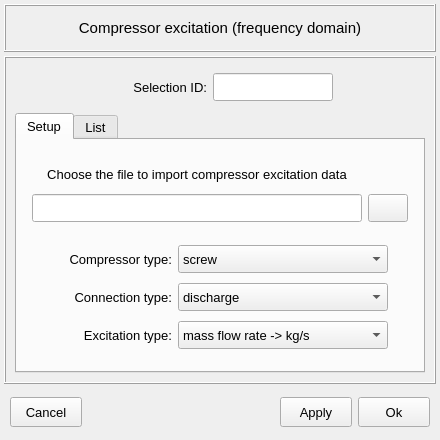
MOPT-UFSC/VIBRA, file vibra/interface/data/ui_files/model/acoustic/excitations/compressor_excitation_spectrum_inputs.ui: the form before one commit.
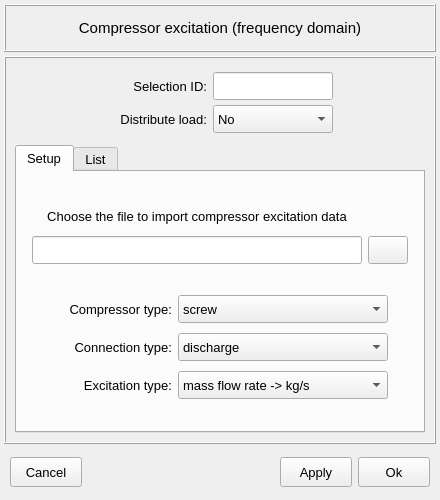
The form after the commit. Icons and pictures are not drawn.

Commit message: Implement the distributed option for compressor excitation spectrum

What changed in the file:
```diff
--- a/vibra/interface/data/ui_files/model/acoustic/excitations/compressor_excitation_spectrum_inputs.ui
+++ b/vibra/interface/data/ui_files/model/acoustic/excitations/compressor_excitation_spectrum_inputs.ui
@@ -10,7 +10,7 @@
     <x>0</x>
     <y>0</y>
     <width>440</width>
-    <height>440</height>
+    <height>500</height>
    </rect>
   </property>
   <property name="sizePolicy">
@@ -28,7 +28,7 @@
   <property name="maximumSize">
    <size>
     <width>440</width>
-    <height>440</height>
+    <height>500</height>
    </size>
   </property>
   <property name="font">
@@ -136,13 +136,13 @@
         <property name="minimumSize">
          <size>
           <width>360</width>
-          <height>40</height>
+          <height>72</height>
          </size>
         </property>
         <property name="maximumSize">
          <size>
           <width>16777215</width>
-          <height>40</height>
+          <height>72</height>
          </size>
         </property>
         <property name="frameShape">
@@ -259,6 +259,68 @@
            </property>
           </spacer>
          </item>
+         <item row="1" column="1">
+          <widget class="QLabel" name="label_3">
+           <property name="minimumSize">
+            <size>
+             <width>100</width>
+             <height>28</height>
+            </size>
+           </property>
+           <property name="maximumSize">
+            <size>
+             <width>100</width>
+             <height>28</height>
+            </size>
+           </property>
+           <property name="font">
+            <font>
+             <family>MS Shell Dlg 2</family>
+             <pointsize>10</pointsize>
+             <italic>false</italic>
+             <bold>false</bold>
+            </font>
+           </property>
+           <property name="text">
+            <string>Distribute load:</string>
+           </property>
+           <property name="alignment">
+            <set>Qt::AlignmentFlag::AlignRight|Qt::AlignmentFlag::AlignTrailing|Qt::AlignmentFlag::AlignVCenter</set>
+           </property>
+          </widget>
+         </item>
+         <item row="1" column="2">
+          <widget class="QComboBox" name="comboBox_distribute_load">
+           <property name="minimumSize">
+            <size>
+             <width>120</width>
+             <height>28</height>
+            </size>
+           </property>
+           <property name="maximumSize">
+            <size>
+             <width>120</width>
+             <height>28</height>
+            </size>
+           </property>
+           <property name="font">
+            <font>
+             <pointsize>10</pointsize>
+             <bold>false</bold>
+            </font>
+           </property>
+           <item>
+            <property name="text">
+             <string>No</string>
+            </property>
+           </item>
+           <item>
+            <property name="text">
+             <string>Yes</string>
+            </property>
+           </item>
+          </widget>
+         </item>
         </layout>
        </widget>
       </item>
```
Left out of the diff: 34 changed lines with no effect on the pictures. The commit also changes 7 other files.
